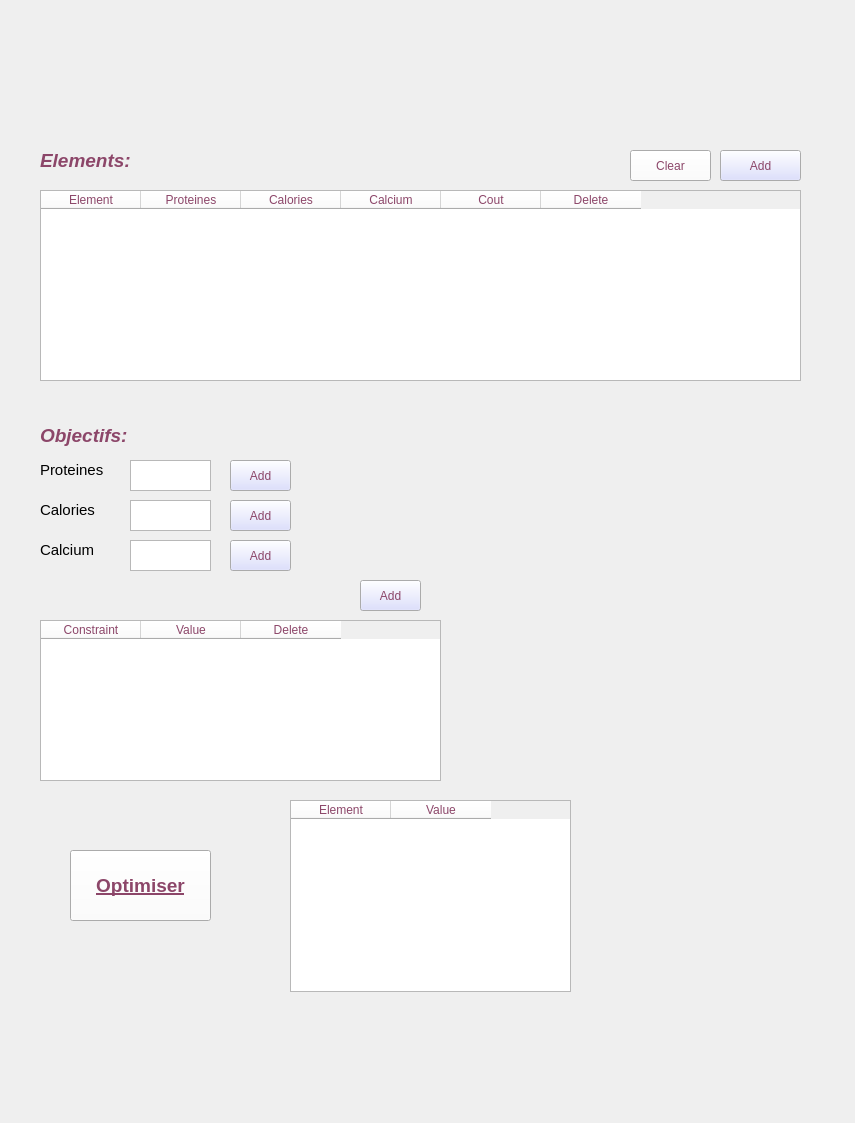
Before: the Qt Designer form Interfaces/window1.ui in MohamedRebai41/Operations_Research_Project, drawn with Qt 5.
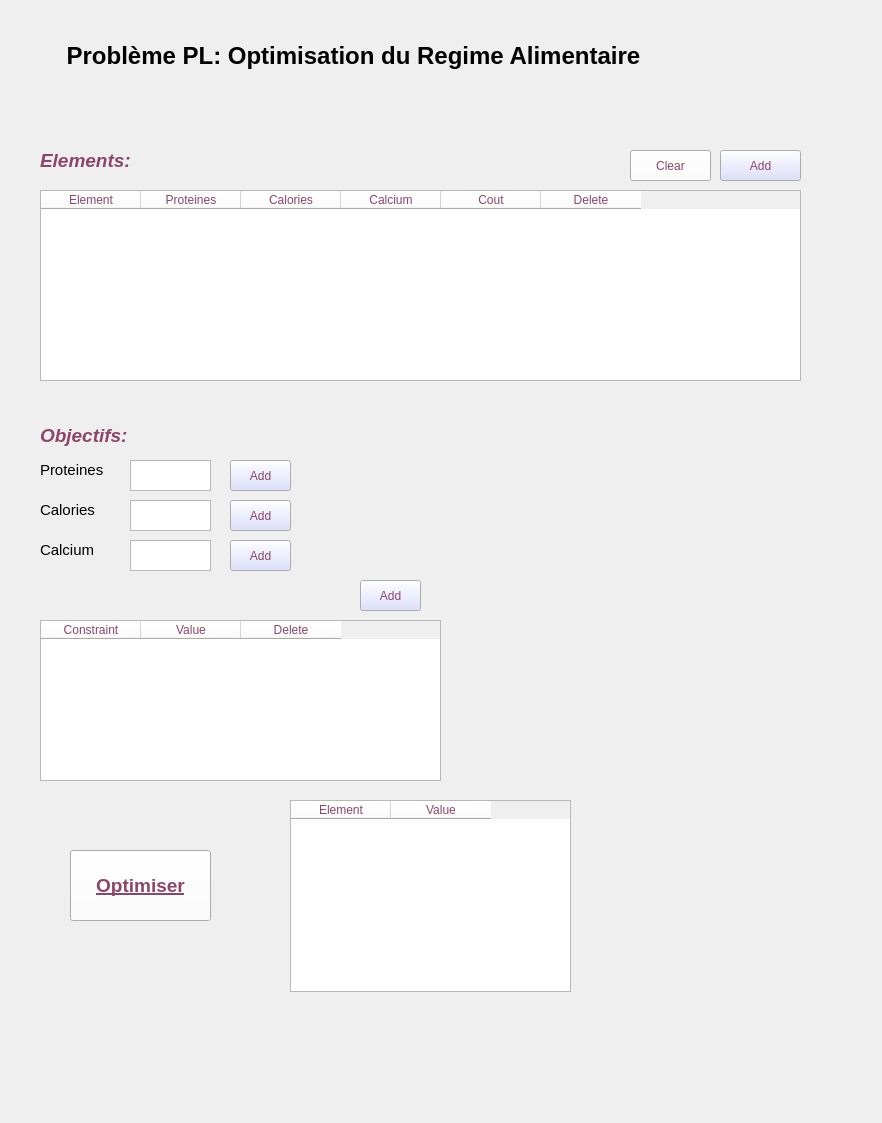
After: the same form once the commit is applied.

Commit message: added Pl title

What changed in the file:
```diff
--- a/Interfaces/window1.ui
+++ b/Interfaces/window1.ui
@@ -6,7 +6,7 @@
    <rect>
     <x>0</x>
     <y>0</y>
-    <width>855</width>
+    <width>882</width>
     <height>1123</height>
    </rect>
   </property>
@@ -682,6 +682,25 @@
     <string>Clear</string>
    </property>
   </widget>
+  <widget class="QLabel" name="label_3">
+   <property name="geometry">
+    <rect>
+     <x>60</x>
+     <y>30</y>
+     <width>781</width>
+     <height>51</height>
+    </rect>
+   </property>
+   <property name="font">
+    <font>
+     <pointsize>18</pointsize>
+     <bold>true</bold>
+    </font>
+   </property>
+   <property name="text">
+    <string> Problème PL: Optimisation du Regime Alimentaire</string>
+   </property>
+  </widget>
  </widget>
  <resources/>
  <connections/>
```
